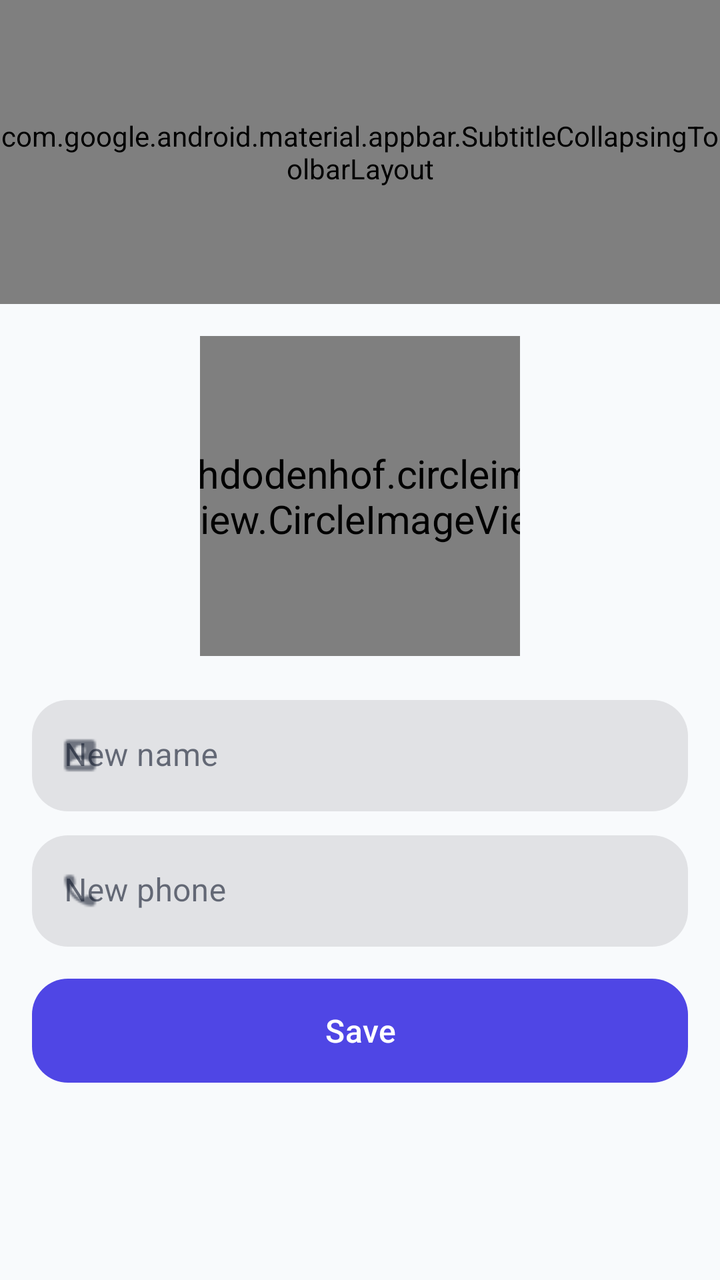
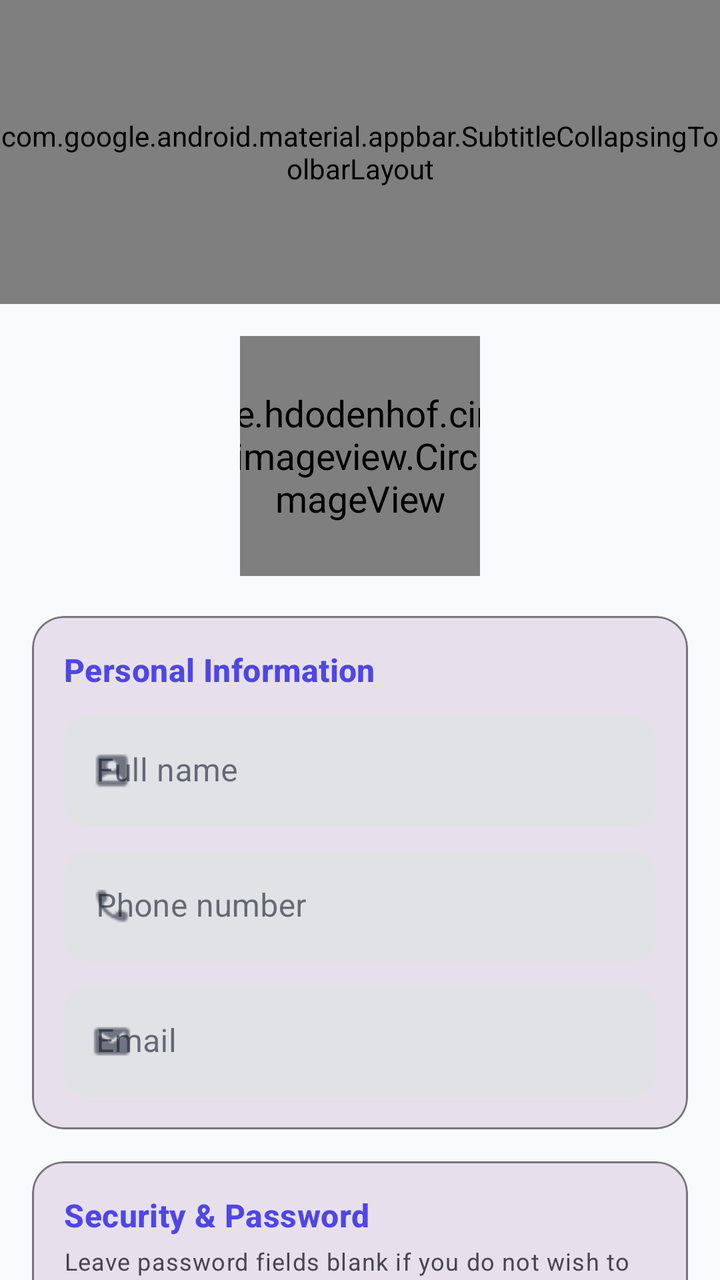

An Android layout rendered at two revisions. The XML below is the earlier revision; the diff shows what the commit changed to produce the second picture.
<!-- AndroidManifest.xml: application theme Theme.SheGuard -->
<!-- res/layout/fragment_edit_profile.xml -->
<?xml version="1.0" encoding="utf-8"?>
<androidx.coordinatorlayout.widget.CoordinatorLayout xmlns:android="http://schemas.android.com/apk/res/android"
    xmlns:app="http://schemas.android.com/apk/res-auto"
    xmlns:tools="http://schemas.android.com/tools"
    android:layout_width="match_parent"
    android:layout_height="match_parent"
    android:clipChildren="false"
    android:fitsSystemWindows="true"
    tools:context=".ui.fragment.EditProfileFragment">

    <androidx.core.widget.NestedScrollView
        android:layout_width="match_parent"
        android:layout_height="match_parent"
        android:fillViewport="true"
        app:layout_behavior="com.google.android.material.appbar.AppBarLayout$ScrollingViewBehavior">

        <LinearLayout
            android:layout_width="match_parent"
            android:layout_height="match_parent"
            android:animateLayoutChanges="true"
            android:gravity="center_horizontal"
            android:orientation="vertical">

            <FrameLayout
                android:layout_width="wrap_content"
                android:layout_height="wrap_content"
                android:layout_marginTop="16dp"
                android:layout_marginBottom="22dp">

                <de.hdodenhof.circleimageview.CircleImageView
                    android:layout_width="160dp"
                    android:layout_height="160dp"
                    android:src="@drawable/ic_launcher_background" />

                <de.hdodenhof.circleimageview.CircleImageView
                    android:layout_width="160dp"
                    android:layout_height="160dp"
                    android:scaleX="1.4"
                    android:scaleY="1.4"
                    android:src="@drawable/ic_launcher_foreground" />

            </FrameLayout>

            <com.google.android.material.textfield.TextInputLayout
                android:id="@+id/et_new_name_layout"
                style="@style/Widget.MaterialComponents.TextInputLayout.FilledBox"
                android:layout_width="match_parent"
                android:layout_height="wrap_content"
                android:layout_marginHorizontal="16dp"
                android:layout_marginBottom="12dp"
                android:animateLayoutChanges="true"
                app:boxCornerRadiusBottomEnd="@dimen/component_corner_radius"
                app:boxCornerRadiusBottomStart="@dimen/component_corner_radius"
                app:boxCornerRadiusTopEnd="@dimen/component_corner_radius"
                app:boxCornerRadiusTopStart="@dimen/component_corner_radius"
                app:boxStrokeWidth="0dp"
                app:boxStrokeWidthFocused="0dp"
                app:endIconMode="clear_text"
                app:startIconDrawable="@drawable/ic_name_small">

                <com.google.android.material.textfield.TextInputEditText
                    android:id="@+id/et_new_name"
                    android:layout_width="match_parent"
                    android:layout_height="wrap_content"
                    android:hint="@string/new_name"
                    android:imeOptions="actionDone"
                    android:inputType="textPersonName"
                    android:singleLine="true" />

            </com.google.android.material.textfield.TextInputLayout>

            <com.google.android.material.textfield.TextInputLayout
                android:id="@+id/et_new_phone_layout"
                style="@style/Widget.MaterialComponents.TextInputLayout.FilledBox"
                android:layout_width="match_parent"
                android:layout_height="wrap_content"
                android:layout_marginHorizontal="16dp"
                android:layout_marginBottom="12dp"
                android:animateLayoutChanges="true"
                app:boxCornerRadiusBottomEnd="@dimen/component_corner_radius"
                app:boxCornerRadiusBottomStart="@dimen/component_corner_radius"
                app:boxCornerRadiusTopEnd="@dimen/component_corner_radius"
                app:boxCornerRadiusTopStart="@dimen/component_corner_radius"
                app:boxStrokeWidth="0dp"
                app:boxStrokeWidthFocused="0dp"
                app:endIconMode="clear_text"
                app:startIconDrawable="@drawable/ic_call_small">

                <com.google.android.material.textfield.TextInputEditText
                    android:id="@+id/et_new_phone"
                    android:layout_width="match_parent"
                    android:layout_height="wrap_content"
                    android:hint="@string/new_phone"
                    android:imeOptions="actionDone"
                    android:inputType="phone"
                    android:singleLine="true" />

            </com.google.android.material.textfield.TextInputLayout>

            <com.google.android.material.button.MaterialButton
                android:id="@+id/btn_save"
                android:layout_width="match_parent"
                android:layout_height="wrap_content"
                android:layout_marginHorizontal="16dp"
                android:layout_marginBottom="12dp"
                android:minHeight="@dimen/button_height"
                android:text="@string/btn_save"
                android:textSize="16sp"
                app:cornerRadius="@dimen/component_corner_radius" />

        </LinearLayout>
    </androidx.core.widget.NestedScrollView>

    <include
        android:id="@+id/header"
        layout="@layout/view_header_expandable" />

</androidx.coordinatorlayout.widget.CoordinatorLayout>
<!-- res/layout/view_header_expandable.xml (included above) -->
<?xml version="1.0" encoding="utf-8"?>
<com.google.android.material.appbar.AppBarLayout xmlns:android="http://schemas.android.com/apk/res/android"
    xmlns:app="http://schemas.android.com/apk/res-auto"
    xmlns:tools="http://schemas.android.com/tools"
    android:id="@+id/appBarLayout"
    android:layout_width="match_parent"
    android:layout_height="wrap_content"
    android:background="@android:color/transparent"
    android:fitsSystemWindows="true"
    app:liftOnScroll="true">

    <com.google.android.material.appbar.SubtitleCollapsingToolbarLayout
        android:id="@+id/collapsing_toolbar"
        android:layout_width="match_parent"
        android:layout_height="?attr/collapsingToolbarLayoutLargeSize"
        app:collapsedSubtitleTextAppearance="@style/Toolbar.SubTitleText.Collapsed"
        app:collapsedSubtitleTextColor="@color/text_color_secondary"
        app:collapsedTitleTextAppearance="@style/Toolbar.TitleText.Collapsed"
        app:collapsedTitleTextColor="@color/text_color_primary"
        app:contentScrim="?attr/colorSurfaceContainer"
        app:expandedSubtitleTextAppearance="@style/Toolbar.SubTitleText.Expanded"
        app:expandedTitleMarginBottom="16dp"
        app:expandedTitleMarginEnd="24dp"
        app:expandedTitleMarginStart="24dp"
        app:expandedTitleTextAppearance="@style/Toolbar.TitleText.Expanded"
        app:forceApplySystemWindowInsetTop="true"
        app:layout_scrollFlags="scroll|snap|exitUntilCollapsed"
        app:scrimAnimationDuration="300"
        app:statusBarScrim="@null"
        app:subtitle="@string/app_moto"
        app:title="@string/app_name">

        <com.google.android.material.appbar.MaterialToolbar
            android:id="@+id/toolbar"
            android:layout_width="match_parent"
            android:layout_height="?attr/actionBarSize"
            android:paddingEnd="24dp"
            app:contentInsetStartWithNavigation="0dp"
            app:layout_collapseMode="pin"
            app:maxLines="1"
            app:navigationIconTint="?attr/colorOnSurface"
            app:popupTheme="@style/Theme.SheGuard"
            app:subtitle="@string/app_moto"
            app:title="@string/app_name"
            app:titleTextAppearance="@style/Toolbar.TitleText"
            app:titleTextEllipsize="end"
            tools:ignore="RtlSymmetry" />

    </com.google.android.material.appbar.SubtitleCollapsingToolbarLayout>
</com.google.android.material.appbar.AppBarLayout>
<!-- resources referenced by this layout -->
<resources>
  <dimen name="button_height">60dp</dimen>
  <dimen name="component_corner_radius">18dp</dimen>
  <string name="app_moto">Your safety in your hands</string>
  <string name="app_name" translatable="false">GuardianAI</string>
  <string name="btn_save">Save</string>
  <string name="new_name">New name</string>
  <string name="new_phone">New phone</string>
  <style name="Theme.SheGuard" parent="Base.Theme.SheGuard" />
  <style name="Toolbar.SubTitleText.Collapsed" parent="TextAppearance.Material3.BodySmall">
          <item name="android:textSize">14sp</item>
          <item name="android:textColor">@color/text_color_secondary</item>
      </style>
  <style name="Toolbar.SubTitleText.Expanded" parent="TextAppearance.Material3.BodyMedium">
          <item name="android:textSize">16sp</item>
          <item name="android:textColor">@color/text_color_secondary</item>
      </style>
  <style name="Toolbar.TitleText" parent="TextAppearance.Material3.TitleLarge" />
  <style name="Toolbar.TitleText.Collapsed" parent="TextAppearance.Material3.TitleMedium">
          <item name="android:textSize">22sp</item>
          <item name="android:textColor">@color/text_color_primary</item>
      </style>
  <style name="Toolbar.TitleText.Expanded" parent="TextAppearance.Material3.TitleLarge">
          <item name="android:textSize">40sp</item>
          <item name="android:textColor">@color/text_color_primary</item>
      </style>
  <style name="Base.Theme.SheGuard" parent="Theme.Material3.DayNight.NoActionBar">
          
          <item name="android:statusBarColor">@android:color/transparent</item>
          <item name="android:windowLightStatusBar">true</item>
  
          
          <item name="android:navigationBarColor">@android:color/transparent</item>
          <item name="android:windowLightNavigationBar">true</item>
  
          
          <item name="colorPrimary">@color/colorPrimary</item>
          <item name="colorPrimaryVariant">@color/colorPrimaryDark</item>
          <item name="colorSecondary">@color/colorAccent</item>
          <item name="android:windowBackground">@color/surface_background</item>
          <item name="colorSurface">@color/surface_card</item>
          <item name="colorOnSurface">@color/textColorPrimary</item>
      </style>
  <color name="colorPrimary">#4F46E5</color>
  <color name="colorPrimaryDark">#4338CA</color>
  <color name="colorAccent">#10B981</color>
  <color name="surface_background">#F8FAFC</color>
  <color name="surface_card">#FFFFFF</color>
  <color name="textColorPrimary">#0F172A</color>
  <!-- unchanged entries left out for length: 4 -->
</resources>

<!-- the commit's change to res/layout/fragment_edit_profile.xml (unified diff, before → after) -->
@@ -16,97 +16,250 @@
 
         <LinearLayout
             android:layout_width="match_parent"
-            android:layout_height="match_parent"
+            android:layout_height="wrap_content"
             android:animateLayoutChanges="true"
-            android:gravity="center_horizontal"
-            android:orientation="vertical">
-
+            android:orientation="vertical"
+            android:paddingBottom="40dp">
+
+            
             <FrameLayout
                 android:layout_width="wrap_content"
                 android:layout_height="wrap_content"
+                android:layout_gravity="center_horizontal"
                 android:layout_marginTop="16dp"
-                android:layout_marginBottom="22dp">
+                android:layout_marginBottom="20dp">
 
                 <de.hdodenhof.circleimageview.CircleImageView
-                    android:layout_width="160dp"
-                    android:layout_height="160dp"
+                    android:layout_width="120dp"
+                    android:layout_height="120dp"
                     android:src="@drawable/ic_launcher_background" />
 
                 <de.hdodenhof.circleimageview.CircleImageView
-                    android:layout_width="160dp"
-                    android:layout_height="160dp"
-                    android:scaleX="1.4"
-                    android:scaleY="1.4"
+                    android:layout_width="120dp"
+                    android:layout_height="120dp"
+                    android:scaleX="1.3"
+                    android:scaleY="1.3"
                     android:src="@drawable/ic_launcher_foreground" />
 
             </FrameLayout>
 
-            <com.google.android.material.textfield.TextInputLayout
-                android:id="@+id/et_new_name_layout"
-                style="@style/Widget.MaterialComponents.TextInputLayout.FilledBox"
+            
+            <com.google.android.material.card.MaterialCardView
                 android:layout_width="match_parent"
                 android:layout_height="wrap_content"
                 android:layout_marginHorizontal="16dp"
-                android:layout_marginBottom="12dp"
-                android:animateLayoutChanges="true"
-                app:boxCornerRadiusBottomEnd="@dimen/component_corner_radius"
-                app:boxCornerRadiusBottomStart="@dimen/component_corner_radius"
-                app:boxCornerRadiusTopEnd="@dimen/component_corner_radius"
-                app:boxCornerRadiusTopStart="@dimen/component_corner_radius"
-                app:boxStrokeWidth="0dp"
-                app:boxStrokeWidthFocused="0dp"
-                app:endIconMode="clear_text"
-                app:startIconDrawable="@drawable/ic_name_small">
-
-                <com.google.android.material.textfield.TextInputEditText
-                    android:id="@+id/et_new_name"
+                android:layout_marginBottom="16dp"
+                app:cardBackgroundColor="?attr/colorSurfaceVariant"
+                app:cardCornerRadius="16dp"
+                app:cardElevation="0dp"
+                app:strokeColor="?attr/colorOutline"
+                app:strokeWidth="1dp">
+
+                <LinearLayout
                     android:layout_width="match_parent"
                     android:layout_height="wrap_content"
-                    android:hint="@string/new_name"
-                    android:imeOptions="actionDone"
-                    android:inputType="textPersonName"
-                    android:singleLine="true" />
-
-            </com.google.android.material.textfield.TextInputLayout>
-
-            <com.google.android.material.textfield.TextInputLayout
-                android:id="@+id/et_new_phone_layout"
-                style="@style/Widget.MaterialComponents.TextInputLayout.FilledBox"
+                    android:orientation="vertical"
+                    android:padding="16dp">
+
+                    <com.google.android.material.textview.MaterialTextView
+                        android:layout_width="wrap_content"
+                        android:layout_height="wrap_content"
+                        android:layout_marginBottom="12dp"
+                        android:text="@string/section_personal_info"
+                        android:textAppearance="@style/TextAppearance.Material3.TitleMedium"
+                        android:textColor="?attr/colorPrimary"
+                        android:textStyle="bold" />
+
+                    
+                    <com.google.android.material.textfield.TextInputLayout
+                        android:id="@+id/et_new_name_layout"
+                        style="@style/Widget.MaterialComponents.TextInputLayout.FilledBox"
+                        android:layout_width="match_parent"
+                        android:layout_height="wrap_content"
+                        android:layout_marginBottom="12dp"
+                        app:boxCornerRadiusBottomEnd="12dp"
+                        app:boxCornerRadiusBottomStart="12dp"
+                        app:boxCornerRadiusTopEnd="12dp"
+                        app:boxCornerRadiusTopStart="12dp"
+                        app:boxStrokeWidth="0dp"
+                        app:boxStrokeWidthFocused="0dp"
+                        app:endIconMode="clear_text"
+                        app:startIconDrawable="@drawable/ic_name_small">
+
+                        <com.google.android.material.textfield.TextInputEditText
+                            android:id="@+id/et_new_name"
+                            android:layout_width="match_parent"
+                            android:layout_height="wrap_content"
+                            android:hint="@string/full_name"
+                            android:imeOptions="actionNext"
+                            android:inputType="textPersonName"
+                            android:singleLine="true" />
+
+                    </com.google.android.material.textfield.TextInputLayout>
+
+                    
+                    <com.google.android.material.textfield.TextInputLayout
+                        android:id="@+id/et_new_phone_layout"
+                        style="@style/Widget.MaterialComponents.TextInputLayout.FilledBox"
+                        android:layout_width="match_parent"
+                        android:layout_height="wrap_content"
+                        android:layout_marginBottom="12dp"
+                        app:boxCornerRadiusBottomEnd="12dp"
+                        app:boxCornerRadiusBottomStart="12dp"
+                        app:boxCornerRadiusTopEnd="12dp"
+                        app:boxCornerRadiusTopStart="12dp"
+                        app:boxStrokeWidth="0dp"
+                        app:boxStrokeWidthFocused="0dp"
+                        app:endIconMode="clear_text"
+                        app:startIconDrawable="@drawable/ic_call_small">
+
+                        <com.google.android.material.textfield.TextInputEditText
+                            android:id="@+id/et_new_phone"
+                            android:layout_width="match_parent"
+                            android:layout_height="wrap_content"
+                            android:hint="@string/phone_number"
+                            android:imeOptions="actionNext"
+                            android:inputType="phone"
+                            android:singleLine="true" />
+
+                    </com.google.android.material.textfield.TextInputLayout>
+
+                    
+                    <com.google.android.material.textfield.TextInputLayout
+                        android:id="@+id/et_new_email_layout"
+                        style="@style/Widget.MaterialComponents.TextInputLayout.FilledBox"
+                        android:layout_width="match_parent"
+                        android:layout_height="wrap_content"
+                        app:boxCornerRadiusBottomEnd="12dp"
+                        app:boxCornerRadiusBottomStart="12dp"
+                        app:boxCornerRadiusTopEnd="12dp"
+                        app:boxCornerRadiusTopStart="12dp"
+                        app:boxStrokeWidth="0dp"
+                        app:boxStrokeWidthFocused="0dp"
+                        app:endIconMode="clear_text"
+                        app:startIconDrawable="@drawable/ic_email_small">
+
+                        <com.google.android.material.textfield.TextInputEditText
+                            android:id="@+id/et_new_email"
+                            android:layout_width="match_parent"
+                            android:layout_height="wrap_content"
+                            android:hint="@string/email"
+                            android:imeOptions="actionNext"
+                            android:inputType="textEmailAddress"
+                            android:singleLine="true" />
+
+                    </com.google.android.material.textfield.TextInputLayout>
+
+                </LinearLayout>
+
+            </com.google.android.material.card.MaterialCardView>
+
+            
+            <com.google.android.material.card.MaterialCardView
                 android:layout_width="match_parent"
                 android:layout_height="wrap_content"
                 android:layout_marginHorizontal="16dp"
-                android:layout_marginBottom="12dp"
-                android:animateLayoutChanges="true"
-                app:boxCornerRadiusBottomEnd="@dimen/component_corner_radius"
-                app:boxCornerRadiusBottomStart="@dimen/component_corner_radius"
-                app:boxCornerRadiusTopEnd="@dimen/component_corner_radius"
-                app:boxCornerRadiusTopStart="@dimen/component_corner_radius"
-                app:boxStrokeWidth="0dp"
-                app:boxStrokeWidthFocused="0dp"
-                app:endIconMode="clear_text"
-                app:startIconDrawable="@drawable/ic_call_small">
-
-                <com.google.android.material.textfield.TextInputEditText
-                    android:id="@+id/et_new_phone"
+                android:layout_marginBottom="24dp"
+                app:cardBackgroundColor="?attr/colorSurfaceVariant"
+                app:cardCornerRadius="16dp"
+                app:cardElevation="0dp"
+                app:strokeColor="?attr/colorOutline"
+                app:strokeWidth="1dp">
+
+                <LinearLayout
                     android:layout_width="match_parent"
                     android:layout_height="wrap_content"
-                    android:hint="@string/new_phone"
-                    android:imeOptions="actionDone"
-                    android:inputType="phone"
-                    android:singleLine="true" />
-
-            </com.google.android.material.textfield.TextInputLayout>
-
+                    android:orientation="vertical"
+                    android:padding="16dp">
+
+                    <com.google.android.material.textview.MaterialTextView
+                        android:layout_width="wrap_content"
+                        android:layout_height="wrap_content"
+                        android:text="@string/section_security_password"
+                        android:textAppearance="@style/TextAppearance.Material3.TitleMedium"
+                        android:textColor="?attr/colorPrimary"
+                        android:textStyle="bold" />
+
+                    <com.google.android.material.textview.MaterialTextView
+                        android:layout_width="wrap_content"
+                        android:layout_height="wrap_content"
+                        android:layout_marginTop="4dp"
+                        android:layout_marginBottom="12dp"
+                        android:text="@string/leave_blank_password_hint"
+                        android:textAppearance="@style/TextAppearance.Material3.BodySmall"
+                        android:textColor="?android:attr/textColorSecondary" />
+
+                    
+                    <com.google.android.material.textfield.TextInputLayout
+                        android:id="@+id/et_new_password_layout"
+                        style="@style/Widget.MaterialComponents.TextInputLayout.FilledBox"
+                        android:layout_width="match_parent"
+                        android:layout_height="wrap_content"
+                        android:layout_marginBottom="12dp"
+                        app:boxCornerRadiusBottomEnd="12dp"
+                        app:boxCornerRadiusBottomStart="12dp"
+                        app:boxCornerRadiusTopEnd="12dp"
+                        app:boxCornerRadiusTopStart="12dp"
+                        app:boxStrokeWidth="0dp"
+                        app:boxStrokeWidthFocused="0dp"
+                        app:endIconMode="password_toggle"
+                        app:startIconDrawable="@drawable/ic_password_small">
+
+                        <com.google.android.material.textfield.TextInputEditText
+                            android:id="@+id/et_new_password"
+                            android:layout_width="match_parent"
+                            android:layout_height="wrap_content"
+                            android:hint="@string/new_password"
+                            android:imeOptions="actionNext"
+                            android:inputType="textPassword"
+                            android:singleLine="true" />
+
+                    </com.google.android.material.textfield.TextInputLayout>
+
+                    
+                    <com.google.android.material.textfield.TextInputLayout
+                        android:id="@+id/et_confirm_new_password_layout"
+                        style="@style/Widget.MaterialComponents.TextInputLayout.FilledBox"
+                        android:layout_width="match_parent"
+                        android:layout_height="wrap_content"
+                        app:boxCornerRadiusBottomEnd="12dp"
+                        app:boxCornerRadiusBottomStart="12dp"
+                        app:boxCornerRadiusTopEnd="12dp"
+                        app:boxCornerRadiusTopStart="12dp"
+                        app:boxStrokeWidth="0dp"
+                        app:boxStrokeWidthFocused="0dp"
+                        app:endIconMode="password_toggle"
+                        app:startIconDrawable="@drawable/ic_password_small">
+
+                        <com.google.android.material.textfield.TextInputEditText
+                            android:id="@+id/et_confirm_new_password"
+                            android:layout_width="match_parent"
+                            android:layout_height="wrap_content"
+                            android:hint="@string/confirm_new_password_hint"
+                            android:imeOptions="actionDone"
+                            android:inputType="textPassword"
+                            android:singleLine="true" />
+
+                    </com.google.android.material.textfield.TextInputLayout>
+
+                </LinearLayout>
+
+            </com.google.android.material.card.MaterialCardView>
+
+            
             <com.google.android.material.button.MaterialButton
                 android:id="@+id/btn_save"
                 android:layout_width="match_parent"
                 android:layout_height="wrap_content"
                 android:layout_marginHorizontal="16dp"
-                android:layout_marginBottom="12dp"
                 android:minHeight="@dimen/button_height"
-                android:text="@string/btn_save"
+                android:text="@string/btn_save_changes"
                 android:textSize="16sp"
-                app:cornerRadius="@dimen/component_corner_radius" />
+                android:textStyle="bold"
+                app:cornerRadius="14dp"
+                app:icon="@drawable/ic_done"
+                app:iconGravity="textStart"
+                app:iconPadding="8dp" />
 
         </LinearLayout>
     </androidx.core.widget.NestedScrollView>
<!-- resource entries referenced after the edit -->
@@ -1,12 +1,20 @@
 <!-- resources referenced by this layout -->
 <resources>
   <dimen name="button_height">60dp</dimen>
-  <dimen name="component_corner_radius">18dp</dimen>
+  <!-- drawable ic_done: png bitmap (drawable, 637 bytes) -->
+  <!-- drawable ic_email_small: png bitmap (drawable, 1565 bytes) -->
+  <!-- drawable ic_password_small: png bitmap (drawable, 1604 bytes) -->
   <string name="app_moto">Your safety in your hands</string>
   <string name="app_name" translatable="false">GuardianAI</string>
-  <string name="btn_save">Save</string>
-  <string name="new_name">New name</string>
-  <string name="new_phone">New phone</string>
+  <string name="btn_save_changes">Save Profile Changes</string>
+  <string name="confirm_new_password_hint">Confirm New Password</string>
+  <string name="email">Email</string>
+  <string name="full_name">Full name</string>
+  <string name="leave_blank_password_hint">Leave password fields blank if you do not wish to change your password.</string>
+  <string name="new_password">New Password</string>
+  <string name="phone_number">Phone number</string>
+  <string name="section_personal_info">Personal Information</string>
+  <string name="section_security_password">Security &amp; Password</string>
   <style name="Theme.SheGuard" parent="Base.Theme.SheGuard" />
   <style name="Toolbar.SubTitleText.Collapsed" parent="TextAppearance.Material3.BodySmall">
           <item name="android:textSize">14sp</item>
